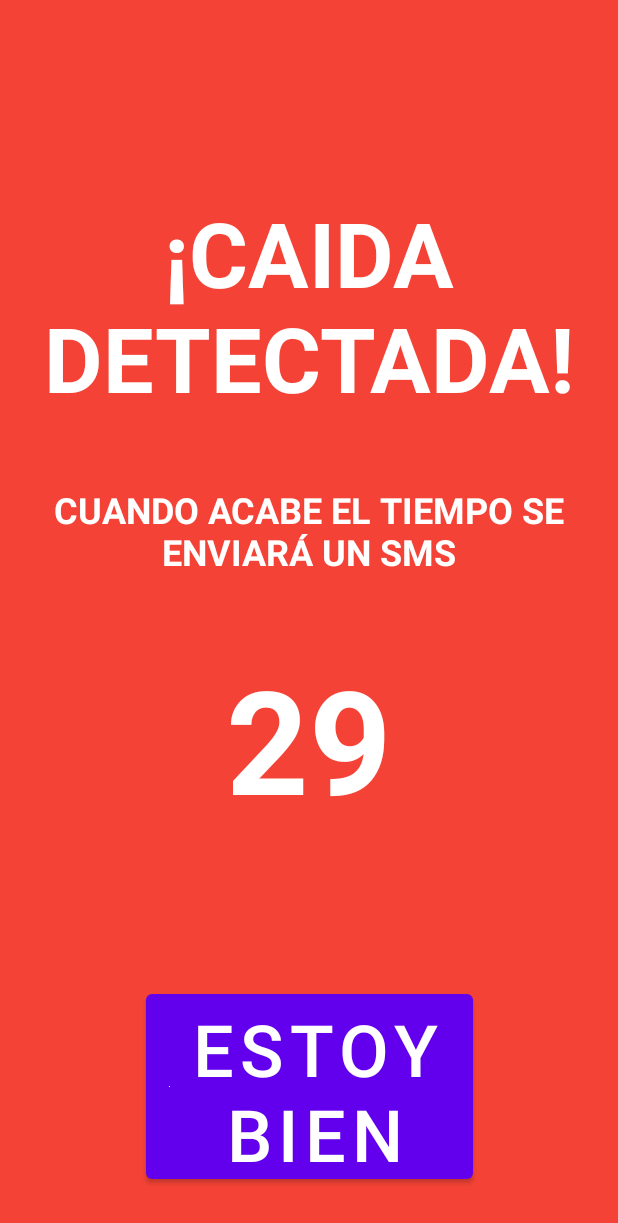
After one commit to tcl99/GPS, an Android app: the CaidaActivity screen opened directly, with no data from a screen before it, on a phone screen of 412 x 824 dp. The commit adds this screen. Shown: the top 1223 px of the screen. Run offline under Robolectric (Android 15) with nearby library versions, the phone set to English and light mode, and no system bars.

Commit message:
Caida commit

```diff
--- a/app/build.gradle
+++ b/app/build.gradle
@@ -27,6 +27,9 @@ android {
         sourceCompatibility JavaVersion.VERSION_1_8
         targetCompatibility JavaVersion.VERSION_1_8
     }
+    buildFeatures {
+        viewBinding true
+    }
 }
 
 dependencies {
@@ -35,6 +38,9 @@ dependencies {
     implementation 'com.google.android.material:material:1.5.0'
     implementation 'androidx.constraintlayout:constraintlayout:2.1.3'
     implementation 'com.google.android.gms:play-services-maps:18.1.0'
+    implementation 'com.google.android.gms:play-services-wallet:19.1.0'
+    implementation 'androidx.lifecycle:lifecycle-viewmodel-ktx:2.4.1'
+    implementation 'androidx.lifecycle:lifecycle-livedata-ktx:2.4.1'
     testImplementation 'junit:junit:4.13.2'
     androidTestImplementation 'androidx.test.ext:junit:1.1.3'
     androidTestImplementation 'androidx.test.espresso:espresso-core:3.4.0'
--- /dev/null
+++ b/app/src/main/java/com/example/gps/CaidaActivity.java
@@ -0,0 +1,44 @@
+package com.example.gps;
+
+import androidx.appcompat.app.AppCompatActivity;
+
+import android.os.Bundle;
+import android.os.CountDownTimer;
+import android.view.View;
+import android.widget.Chronometer;
+import android.widget.TextClock;
+import android.widget.TextView;
+
+public class CaidaActivity extends AppCompatActivity {
+
+    @Override
+    protected void onCreate(Bundle savedInstanceState) {
+        super.onCreate(savedInstanceState);
+        setContentView(R.layout.activity_caida);
+
+        getSupportActionBar().hide();
+
+        TextView countdown = findViewById(R.id.countdownView);
+
+        new CountDownTimer(30000, 1000) {
+
+            public void onTick(long millisUntilFinished) {
+                countdown.setText(""+millisUntilFinished / 1000);
+            }
+
+            public void onFinish() {
+                countdown.setText("¡Enviando SMS!");
+            }
+        }.start();
+
+    }
+
+    public void iAmOkButton(View view) {
+        this.onBackPressed();
+    }
+
+    @Override
+    public void onBackPressed() {
+        this.finish();
+    }
+}
--- a/app/src/main/java/com/example/gps/MainActivity.java
+++ b/app/src/main/java/com/example/gps/MainActivity.java
@@ -26,6 +26,7 @@ public class MainActivity extends AppCompatActivity {
         super.onCreate(savedInstanceState);
         setContentView(R.layout.activity_main);
 
+        getSupportActionBar().hide();
 
         user = findViewById(R.id.editUsername);
         pass = findViewById(R.id.editPassword);
--- a/app/src/main/java/com/example/gps/MapActivity.java
+++ b/app/src/main/java/com/example/gps/MapActivity.java
@@ -36,6 +36,8 @@ public class MapActivity extends AppCompatActivity implements OnMapReadyCallback
     protected void onCreate(Bundle savedInstanceState) {
         super.onCreate(savedInstanceState);
         setContentView(R.layout.activity_map);
+
+        getSupportActionBar().hide();
 
         locationManager = (LocationManager) getSystemService(Context.LOCATION_SERVICE);
 
--- a/app/src/main/java/com/example/gps/RoutesActivity.java
+++ b/app/src/main/java/com/example/gps/RoutesActivity.java
@@ -30,6 +30,8 @@ public class RoutesActivity extends AppCompatActivity {
     protected void onCreate(Bundle savedInstanceState) {
         super.onCreate(savedInstanceState);
         setContentView(R.layout.activity_routes);
+
+        getSupportActionBar().hide();
 
         Intent intent = getIntent();
         String msg = intent.getStringExtra(MainActivity.EXTRA_MSG);
--- /dev/null
+++ b/app/src/main/res/layout/activity_caida.xml
@@ -0,0 +1,70 @@
+<?xml version="1.0" encoding="utf-8"?>
+<androidx.constraintlayout.widget.ConstraintLayout xmlns:android="http://schemas.android.com/apk/res/android"
+    xmlns:app="http://schemas.android.com/apk/res-auto"
+    xmlns:tools="http://schemas.android.com/tools"
+    android:layout_width="match_parent"
+    android:layout_height="match_parent"
+    android:background="#F44336"
+    tools:context=".CaidaActivity">
+
+    <TextView
+        android:id="@+id/countdownView"
+        android:layout_width="0dp"
+        android:layout_height="144dp"
+        android:layout_marginTop="64dp"
+        android:textAlignment="center"
+        android:textColor="#FFFFFF"
+        android:textSize="96sp"
+        android:textStyle="bold"
+        app:layout_constraintBottom_toTopOf="@+id/iAmOkButton"
+        app:layout_constraintEnd_toEndOf="parent"
+        app:layout_constraintStart_toStartOf="parent"
+        app:layout_constraintTop_toBottomOf="@+id/textView3" />
+
+    <TextView
+        android:id="@+id/textView3"
+        android:layout_width="wrap_content"
+        android:layout_height="wrap_content"
+        android:layout_marginTop="128dp"
+        android:text="¡CAIDA DETECTADA!"
+        android:textAlignment="center"
+        android:textColor="#FFFFFF"
+        android:textSize="60sp"
+        android:textStyle="bold"
+        app:layout_constraintEnd_toEndOf="parent"
+        app:layout_constraintStart_toStartOf="parent"
+        app:layout_constraintTop_toTopOf="parent" />
+
+    <Button
+        android:id="@+id/iAmOkButton"
+        android:layout_width="218dp"
+        android:layout_height="135dp"
+        android:layout_marginBottom="32dp"
+        android:onClick="iAmOkButton"
+        android:text="ESTOY BIEN"
+        android:textAlignment="center"
+        android:textColor="#FFFFFF"
+        android:textSize="48sp"
+        app:icon="@color/teal_200"
+        app:iconTint="#FFFFFF"
+        app:layout_constraintBottom_toBottomOf="parent"
+        app:layout_constraintEnd_toEndOf="parent"
+        app:layout_constraintStart_toStartOf="parent"
+        app:layout_constraintTop_toBottomOf="@+id/simpleCountdown" />
+
+    <TextView
+        android:id="@+id/textView4"
+        android:layout_width="wrap_content"
+        android:layout_height="wrap_content"
+        android:layout_marginStart="8dp"
+        android:layout_marginEnd="8dp"
+        android:text="CUANDO ACABE EL TIEMPO SE ENVIARÁ UN SMS"
+        android:textAlignment="center"
+        android:textColor="#FFFFFF"
+        android:textSize="24sp"
+        android:textStyle="bold"
+        app:layout_constraintBottom_toTopOf="@+id/countdownView"
+        app:layout_constraintEnd_toEndOf="parent"
+        app:layout_constraintStart_toStartOf="parent"
+        app:layout_constraintTop_toBottomOf="@+id/textView3" />
+</androidx.constraintlayout.widget.ConstraintLayout>
```
Also changed, not shown: app/src/main/AndroidManifest.xml (+16 -11 lines), app/src/main/java/com/example/gps/DisplayMessageActivity.java (deleted, +0 -43 lines), app/src/main/java/com/example/gps/GoingRoute.java (+19 -16 lines), app/src/main/java/com/example/gps/SensoresActivity.java (deleted, +0 -53 lines), app/src/main/res/layout/activity_display_message.xml (deleted, +0 -56 lines), app/src/main/res/layout/activity_sensores_acitivity.xml (deleted, +0 -50 lines), app/src/main/res/values/strings.xml (+10 -0 lines).
